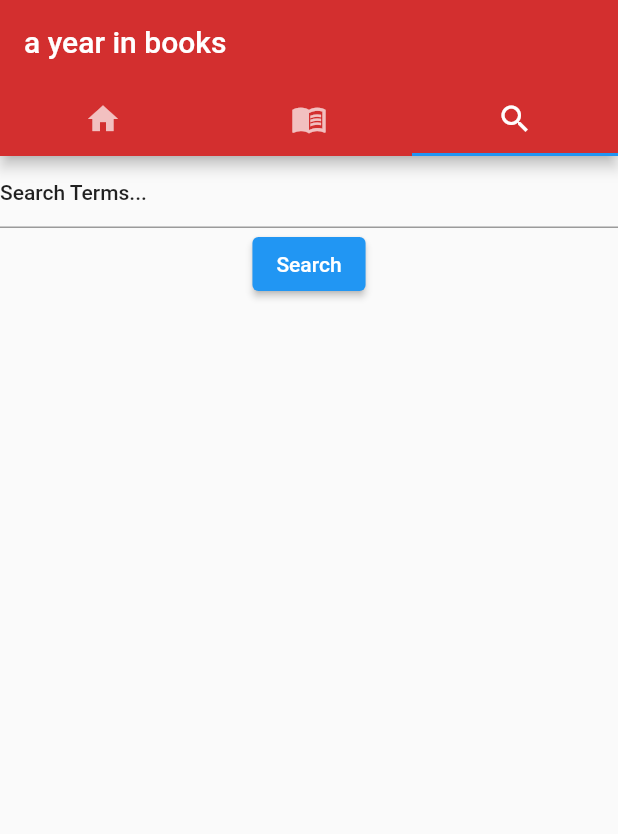
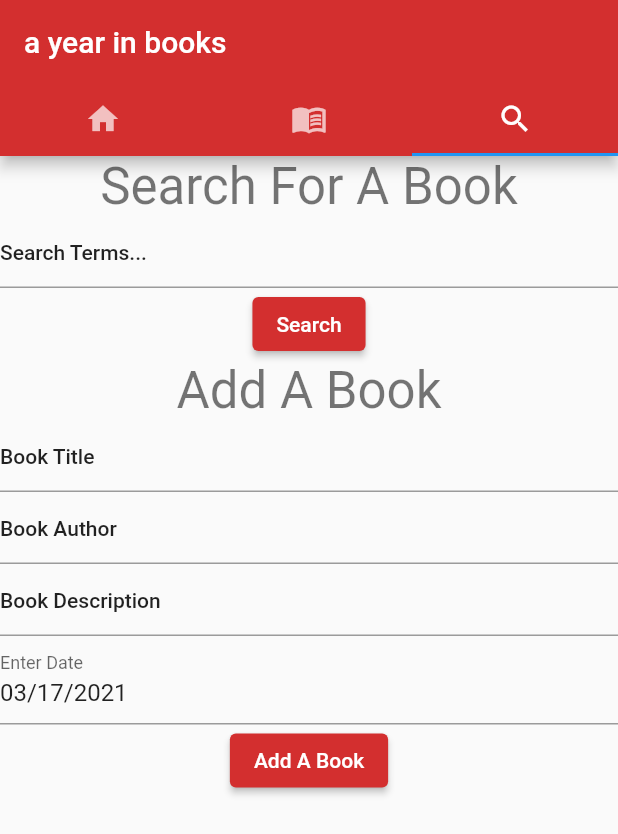
Before and after one commit to stuttskl/ayib-mobile, a Flutter app: the screen it shows after launch, tab 3 chosen, after a tap on "Search", on a phone screen of 412 x 824 dp. Shown: the top 834 px of the screen. Run offline on Flutter 3.47's test engine with Material 2 defaults, Android fonts, the phone set to English and light mode, and no system bars; our stand-ins replace cloud_firestore, firebase_core, flutter_rating_bar; accounts and stored records are empty; network calls fail.

Commit message:
updated color themes across screens and widgets

```diff
--- a/lib/app.dart
+++ b/lib/app.dart
@@ -12,6 +12,8 @@ class App extends StatelessWidget {
       title: 'A Year In Books',
       theme: ThemeData(
         primaryColor: Colors.red[700],
+        buttonColor: Colors.red[700],
+        buttonTheme: ButtonThemeData(buttonColor: Colors.red[700]),
         textTheme: TextTheme(
           headline1: TextStyle(fontSize: 28.0, fontWeight: FontWeight.bold, fontFamily: 'RobotoMono'),
           headline2: TextStyle(fontSize: 22.0, fontWeight: FontWeight.bold, fontFamily: 'RobotoMono'),
--- a/lib/screens/home_screen.dart
+++ b/lib/screens/home_screen.dart
@@ -1,6 +1,6 @@
 import 'package:flutter/material.dart';
 
-
+import '../widgets/current_book.dart';
 import '../widgets/add_form.dart';
 
 class HomeScreen extends StatefulWidget {
@@ -27,17 +27,17 @@ class _HomeScreenState extends State<HomeScreen> {
           children: [
             RichText(
               text: TextSpan(
-                text: 'Good morning, Katie',
+                text: 'Currently Reading',
                 style: Theme.of(context).textTheme.headline4,
               )
             ),
-            RichText(
-              text: TextSpan(
-                text: 'what are you reading today?',
-                style: Theme.of(context).textTheme.headline6,
-              )
+            // AddForm(),
+            CurrentBook(
+              author: 'Cixin Liu',
+              title: 'The Three Body Problem',
+              imgUrl: 'https://images-na.ssl-images-amazon.com/images/I/919XM42JQlL.jpg'
             ),
-            AddForm(),
+
           ]
         ),
       ),
--- a/lib/screens/search_screen.dart
+++ b/lib/screens/search_screen.dart
@@ -1,6 +1,7 @@
 import 'package:http/http.dart' as http;
 import 'package:flutter/material.dart';
 import 'dart:convert' as convert;
+import '../widgets/add_form.dart';
 
 class SearchScreen extends StatefulWidget {
   @override
@@ -31,10 +32,10 @@ class _SearchScreenState extends State<SearchScreen> {
   Widget build(BuildContext context) {
     return Scaffold(
       body: Container(
-        child: Column(
-          crossAxisAlignment: CrossAxisAlignment.center,
+        child: Column(crossAxisAlignment: CrossAxisAlignment.center,
             // mainAxisAlignment: MainAxisAlignment.spaceEvenly,
             children: [
+              Text('Search For A Book', style: Theme.of(context).textTheme.headline4),
               Form(
                 key: _formKey,
                 child: Column(
@@ -49,14 +50,19 @@ class _SearchScreenState extends State<SearchScreen> {
                           validator: (value) {},
                           onSaved: (value) {
                             queryParams = value;
-                    }
+                          }),
+                    ]),
               ),
-                ]
-              ),
-            ),
-            ElevatedButton(onPressed: sendRequest, child: Text('Search'))
-          ]
-        ),
+              ElevatedButton(
+                onPressed: sendRequest,
+                child: Text('Search'),
+                style: ElevatedButton.styleFrom(
+                primary: Colors.red[700], // backgroun  d
+                onPrimary: Colors.white, // foreground
+              )),
+              Text('Add A Book', style: Theme.of(context).textTheme.headline4),
+              AddForm(),
+            ]),
       ),
     );
   }
--- a/lib/widgets/add_form.dart
+++ b/lib/widgets/add_form.dart
@@ -75,7 +75,11 @@ class _AddFormState extends State<AddForm> {
                 })
                 }
               },
-              child: Text('Add A Book')
+              child: Text('Add A Book'),
+              style: ElevatedButton.styleFrom(
+                primary: Colors.red[700], // background
+                onPrimary: Colors.white, // foreground
+            )
             ),
           ],
         )
--- /dev/null
+++ b/lib/widgets/current_book.dart
@@ -0,0 +1,55 @@
+import 'package:flutter/material.dart';
+
+class CurrentBook extends StatelessWidget {
+  final String title;
+  final String author;
+  final String description;
+  final String imgUrl;
+  final int rating;
+  final DateTime startDate, endDate;
+  final bool current;
+
+  const CurrentBook(
+      {Key key,
+      this.title,
+      this.author,
+      this.description,
+      this.imgUrl,
+      this.rating,
+      this.startDate,
+      this.endDate,
+      this.current})
+      : super(key: key);
+
+  @override
+  Widget build(BuildContext context) {
+    return Container(
+      // child: Image.network('$imgUrl'),
+      child: Card(
+        child: Column(
+          mainAxisSize: MainAxisSize.min,
+          children: <Widget>[
+            Image.network('$imgUrl', height: 300),
+            ListTile(
+              title: Text('$title'),
+              subtitle: Text('$author'),
+            ),
+            Row(
+              mainAxisAlignment: MainAxisAlignment.start,
+              children: <Widget>[
+                const SizedBox(width: 8),
+              ],
+            ),
+            ElevatedButton(
+              onPressed: ()=>{},
+              child: Text('Update Progress'),
+              style: ElevatedButton.styleFrom(
+                primary: Colors.red[700], // background
+                onPrimary: Colors.white, // foreground
+            ))
+          ],
+        ),
+      ),
+    );
+  }
+}
```
Also changed, not shown: lib/widgets/book.dart (+32 -32 lines), pubspec.yaml (+9 -5 lines), pubspec.lock, 2 other files. Lines whose indentation alone changed are shown as unchanged.
